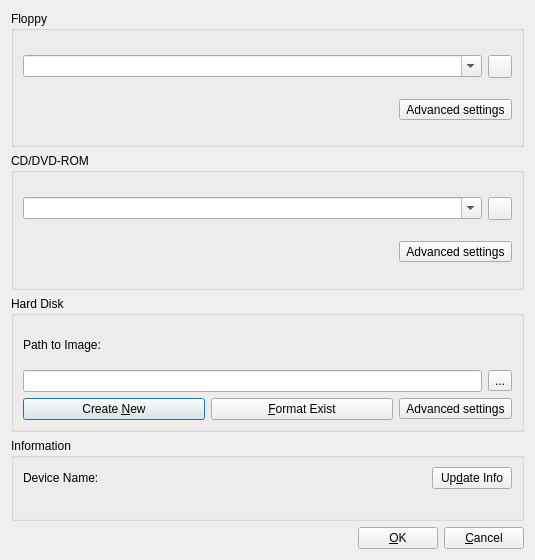
Above: src/Properties_Window.ui from tobimensch/aqemu before the change. Below: the same form after it.
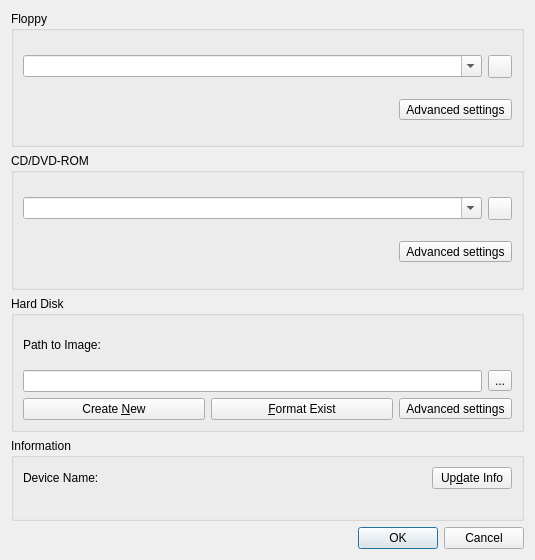
That is the form after the change. Icons and pictures are not drawn. Custom widgets are drawn as their Qt base class.

```diff
--- a/src/Properties_Window.ui
+++ b/src/Properties_Window.ui
@@ -312,24 +312,9 @@
       </spacer>
      </item>
      <item>
-      <widget class="QPushButton" name="Button_OK">
-       <property name="text">
-        <string>&amp;OK</string>
-       </property>
-       <property name="icon">
-        <iconset resource="../resources/icons.qrc">
-         <normaloff>:/ok.png</normaloff>:/ok.png</iconset>
-       </property>
-      </widget>
-     </item>
-     <item>
-      <widget class="QPushButton" name="Button_Cancel">
-       <property name="text">
-        <string>&amp;Cancel</string>
-       </property>
-       <property name="icon">
-        <iconset resource="../resources/icons.qrc">
-         <normaloff>:/cancel.png</normaloff>:/cancel.png</iconset>
+      <widget class="Dialog_Button_Box" name="buttonBox">
+       <property name="standardButtons">
+        <set>QDialogButtonBox::Cancel|QDialogButtonBox::Ok</set>
        </property>
       </widget>
      </item>
@@ -337,6 +322,13 @@
    </item>
   </layout>
  </widget>
+ <customwidgets>
+  <customwidget>
+   <class>Dialog_Button_Box</class>
+   <extends>QDialogButtonBox</extends>
+   <header>Dialog_Button_Box.h</header>
+  </customwidget>
+ </customwidgets>
  <tabstops>
   <tabstop>CB_FD_Devices</tabstop>
   <tabstop>TB_FD_Advanced_Settings</tabstop>
```
Left out of the diff: 30 changed lines with no effect on the pictures.
